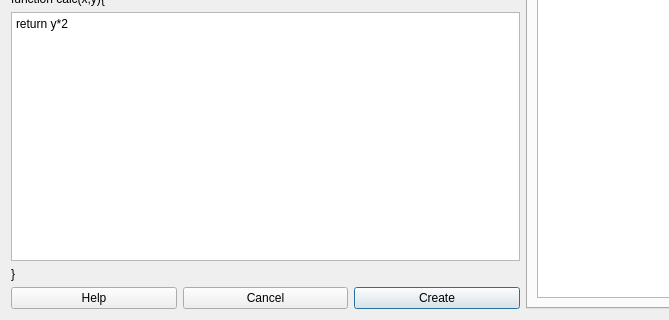
The window that plotter_gui/add_math_channel.ui (1r0b1n0/PlotJuggler) describes before a commit, drawn with Qt 5; both pictures show x 0 to 669 and y 331 to 651 of the 937 by 651 pixel window.
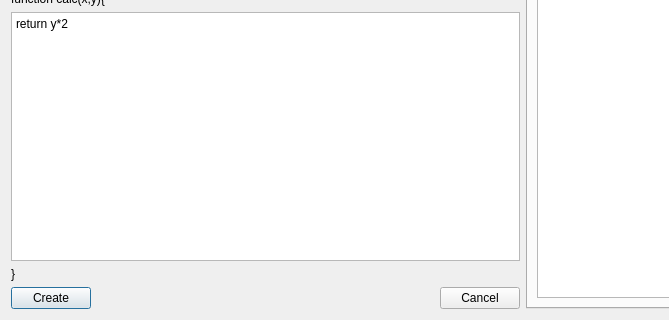
The same window after the commit.

```diff
--- a/plotter_gui/add_math_channel.ui
+++ b/plotter_gui/add_math_channel.ui
@@ -40,23 +40,6 @@
    </item>
    <item row="5" column="0">
     <layout class="QHBoxLayout" name="horizontalLayout">
-     <item>
-      <widget class="QPushButton" name="pushButton">
-       <property name="text">
-        <string>Help</string>
-       </property>
-      </widget>
-     </item>
-     <item>
-      <widget class="QPushButton" name="pushButtonCancel">
-       <property name="text">
-        <string>Cancel</string>
-       </property>
-       <property name="autoDefault">
-        <bool>true</bool>
-       </property>
-      </widget>
-     </item>
      <item>
       <widget class="QPushButton" name="pushButtonDone">
        <property name="text">
@@ -67,6 +50,29 @@
        </property>
       </widget>
      </item>
+     <item>
+      <spacer name="horizontalSpacer">
+       <property name="orientation">
+        <enum>Qt::Horizontal</enum>
+       </property>
+       <property name="sizeHint" stdset="0">
+        <size>
+         <width>40</width>
+         <height>20</height>
+        </size>
+       </property>
+      </spacer>
+     </item>
+     <item>
+      <widget class="QPushButton" name="pushButtonCancel">
+       <property name="text">
+        <string>Cancel</string>
+       </property>
+       <property name="autoDefault">
+        <bool>true</bool>
+       </property>
+      </widget>
+     </item>
     </layout>
    </item>
    <item row="0" column="0">
```
